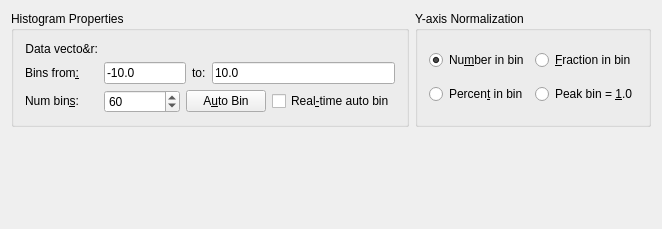
This is src/libkstapp/histogramtab.ui in Kst-plot/kst as Qt 5 draws it before an edit. The edited form follows.
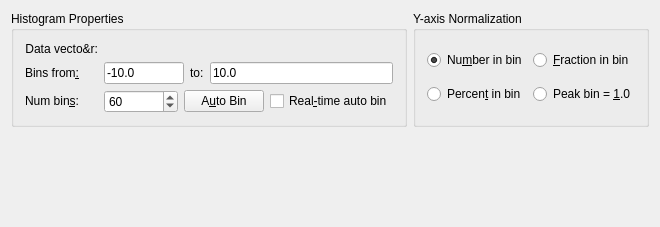
This is the edited form. Custom widgets are drawn as their Qt base class.

```diff
--- a/src/libkstapp/histogramtab.ui
+++ b/src/libkstapp/histogramtab.ui
@@ -6,8 +6,8 @@
    <rect>
     <x>0</x>
     <y>0</y>
-    <width>662</width>
-    <height>229</height>
+    <width>660</width>
+    <height>227</height>
    </rect>
   </property>
   <property name="sizePolicy">
```
Left out of the diff: 4 changed lines with no effect on the pictures.
